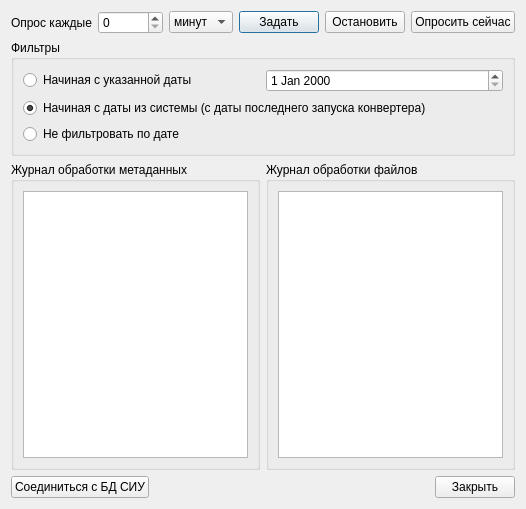
YuriyRusinov/reper, file ddocclient/app/db_synchronizer/src/db_synchronizer_form.ui: the form before one commit.
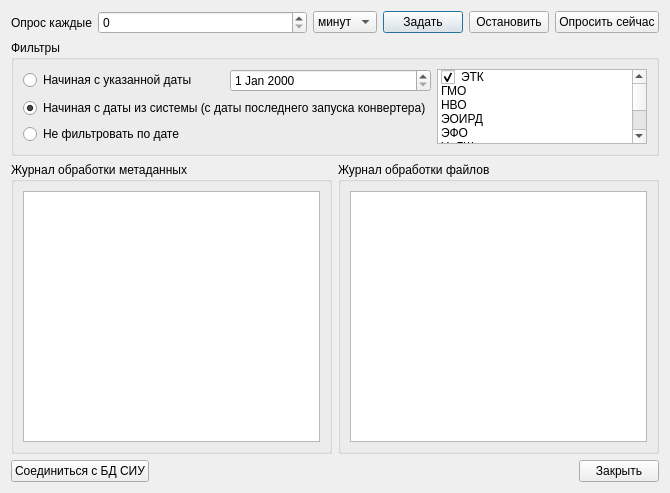
The form after the commit.

Diff of the .ui file:
```diff
--- a/ddocclient/app/db_synchronizer/src/db_synchronizer_form.ui
+++ b/ddocclient/app/db_synchronizer/src/db_synchronizer_form.ui
@@ -6,15 +6,15 @@
    <rect>
     <x>0</x>
     <y>0</y>
-    <width>526</width>
-    <height>509</height>
+    <width>670</width>
+    <height>493</height>
    </rect>
   </property>
   <property name="windowTitle">
    <string>БД СИУ ---&gt; DynamicDocs Server (версия 0.1 beta)</string>
   </property>
-  <layout class="QGridLayout" name="gridLayout">
-   <item row="0" column="0" colspan="2">
+  <layout class="QVBoxLayout" name="verticalLayout_2">
+   <item>
     <layout class="QHBoxLayout" name="horizontalLayout">
      <item>
       <widget class="QLabel" name="label">
@@ -81,31 +81,205 @@
      </item>
     </layout>
    </item>
-   <item row="2" column="0">
-    <widget class="QGroupBox" name="gbMetadata">
-     <property name="title">
-      <string>Журнал обработки метаданных</string>
+   <item>
+    <widget class="QGroupBox" name="gbFilter">
+     <property name="sizePolicy">
+      <sizepolicy hsizetype="Preferred" vsizetype="Preferred">
+       <horstretch>0</horstretch>
+       <verstretch>0</verstretch>
+      </sizepolicy>
      </property>
-     <layout class="QGridLayout" name="gridLayout_4">
-      <item row="0" column="0">
-       <widget class="QTextEdit" name="teLog"/>
-      </item>
-     </layout>
-    </widget>
-   </item>
-   <item row="2" column="1">
-    <widget class="QGroupBox" name="gbLogFile">
      <property name="title">
-      <string>Журнал обработки файлов</string>
+      <string>Фильтры</string>
      </property>
-     <layout class="QGridLayout" name="gridLayout_3">
+     <layout class="QGridLayout" name="gridLayout">
       <item row="0" column="0">
-       <widget class="QTextEdit" name="teLogFile"/>
+       <layout class="QVBoxLayout" name="verticalLayout">
+        <item>
+         <layout class="QHBoxLayout" name="horizontalLayout_3">
+          <property name="sizeConstraint">
+           <enum>QLayout::SetMinimumSize</enum>
+          </property>
+          <item>
+           <widget class="QRadioButton" name="rbDate">
+            <property name="text">
+             <string>Начиная с указанной даты</string>
+            </property>
+           </widget>
+          </item>
+          <item>
+           <widget class="QDateEdit" name="deDate"/>
+          </item>
+         </layout>
+        </item>
+        <item>
+         <widget class="QRadioButton" name="rbSysDate">
+          <property name="text">
+           <string>Начиная с даты из системы (с даты последнего запуска конвертера)</string>
+          </property>
+          <property name="checked">
+           <bool>true</bool>
+          </property>
+         </widget>
+        </item>
+        <item>
+         <widget class="QRadioButton" name="rbNoFilter">
+          <property name="text">
+           <string>Не фильтровать по дате</string>
+          </property>
+         </widget>
+        </item>
+       </layout>
       </item>
+      <item row="0" column="1">
+       <widget class="QListWidget" name="listWidget">
+        <property name="sizePolicy">
+         <sizepolicy hsizetype="Expanding" vsizetype="Ignored">
+          <horstretch>0</horstretch>
+          <verstretch>0</verstretch>
+         </sizepolicy>
+        </property>
+        <property name="selectionMode">
+         <enum>QAbstractItemView::MultiSelection</enum>
+        </property>
+        <item>
+         <property name="text">
+          <string>ЭТК</string>
+         </property>
+         <property name="checkState">
+          <enum>Checked</enum>
+         </property>
+        </item>
+        <item>
+         <property name="text">
+          <string>ГМО</string>
+         </property>
+         <property name="checkState">
+          <enum>Unchecked</enum>
+         </property>
+        </item>
+        <item>
+         <property name="text">
+          <string>НВО</string>
+         </property>
+         <property name="checkState">
+          <enum>Unchecked</enum>
+         </property>
+        </item>
+        <item>
+         <property name="text">
+          <string>ЭОИРД</string>
+         </property>
+         <property name="checkState">
+          <enum>Unchecked</enum>
+         </property>
+        </item>
+        <item>
+         <property name="text">
+          <string>ЭФО</string>
+         </property>
+         <property name="checkState">
+          <enum>Unchecked</enum>
+         </property>
+        </item>
+        <item>
+         <property name="text">
+          <string>Ук.ГШ</string>
+         </property>
+         <property name="checkState">
+          <enum>Unchecked</enum>
+         </property>
+        </item>
+        <item>
+         <property name="text">
+          <string>ТТХ</string>
+         </property>
+         <property name="checkState">
+          <enum>Unchecked</enum>
+         </property>
+        </item>
+        <item>
+         <property name="text">
+          <string>План-графики</string>
+         </property>
+         <property name="checkState">
+          <enum>Unchecked</enum>
+         </property>
+        </item>
+        <item>
+         <property name="text">
+          <string>ПОР</string>
+         </property>
+         <property name="checkState">
+          <enum>Unchecked</enum>
+         </property>
+        </item>
+        <item>
+         <property name="text">
+          <string>РБП</string>
+         </property>
+         <property name="checkState">
+          <enum>Unchecked</enum>
+         </property>
+        </item>
+        <item>
+         <property name="text">
+          <string>Заявки ВТО</string>
+         </property>
+         <property name="checkState">
+          <enum>Unchecked</enum>
+         </property>
+        </item>
+        <item>
+         <property name="text">
+          <string>ОП ВТО</string>
+         </property>
+         <property name="checkState">
+          <enum>Unchecked</enum>
+         </property>
+        </item>
+       </widget>
+      </item>
      </layout>
     </widget>
    </item>
-   <item row="4" column="0" colspan="2">
+   <item>
+    <layout class="QHBoxLayout" name="horizontalLayout_4">
+     <item>
+      <widget class="QGroupBox" name="gbMetadata">
+       <property name="title">
+        <string>Журнал обработки метаданных</string>
+       </property>
+       <layout class="QGridLayout" name="gridLayout_4">
+        <item row="0" column="0">
+         <widget class="QTextEdit" name="teLog">
+          <property name="readOnly">
+           <bool>true</bool>
+          </property>
+         </widget>
+        </item>
+       </layout>
+      </widget>
+     </item>
+     <item>
+      <widget class="QGroupBox" name="gbLogFile">
+       <property name="title">
+        <string>Журнал обработки файлов</string>
+       </property>
+       <layout class="QGridLayout" name="gridLayout_3">
+        <item row="0" column="0">
+         <widget class="QTextEdit" name="teLogFile">
+          <property name="readOnly">
+           <bool>true</bool>
+          </property>
+         </widget>
+        </item>
+       </layout>
+      </widget>
+     </item>
+    </layout>
+   </item>
+   <item>
     <layout class="QHBoxLayout" name="horizontalLayout_2">
      <item>
       <widget class="QPushButton" name="pbSIUConnect">
@@ -136,46 +310,6 @@
      </item>
     </layout>
    </item>
-   <item row="1" column="0" colspan="2">
-    <widget class="QGroupBox" name="gbFilter">
-     <property name="title">
-      <string>Фильтры</string>
-     </property>
-     <layout class="QVBoxLayout" name="verticalLayout">
-      <item>
-       <layout class="QHBoxLayout" name="horizontalLayout_3">
-        <item>
-         <widget class="QRadioButton" name="rbDate">
-          <property name="text">
-           <string>Начиная с указанной даты</string>
-          </property>
-         </widget>
-        </item>
-        <item>
-         <widget class="QDateEdit" name="deDate"/>
-        </item>
-       </layout>
-      </item>
-      <item>
-       <widget class="QRadioButton" name="rbSysDate">
-        <property name="text">
-         <string>Начиная с даты из системы (с даты последнего запуска конвертера)</string>
-        </property>
-        <property name="checked">
-         <bool>true</bool>
-        </property>
-       </widget>
-      </item>
-      <item>
-       <widget class="QRadioButton" name="rbNoFilter">
-        <property name="text">
-         <string>Не фильтровать по дате</string>
-        </property>
-       </widget>
-      </item>
-     </layout>
-    </widget>
-   </item>
   </layout>
  </widget>
  <resources/>
```
